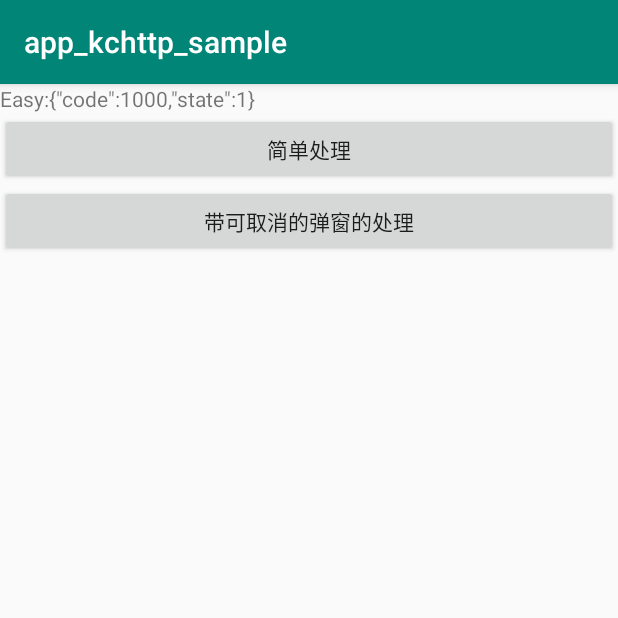
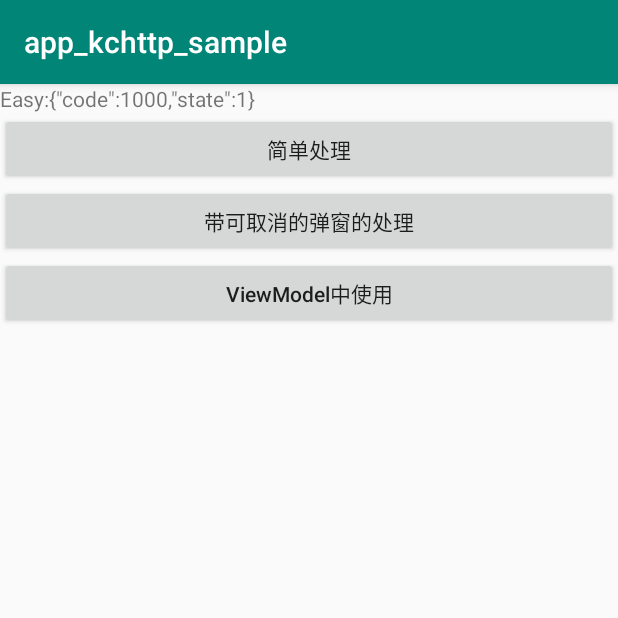
Before and after one commit to akusers/WAndroid, an Android app: the screen it shows after launch (MainActivity), after a tap on "简单处理", on a phone screen of 412 x 824 dp, the top half of it. Run offline under Robolectric (Android 15) with nearby library versions, the phone set to English and light mode, and no system bars; libraries missing offline, so code that uses them is left out: com.blankj.utilcode; 1 statement that could not run was skipped.

Commit message:
load data at viewModel

```diff
--- a/app_kchttp_sample/src/main/AndroidManifest.xml
+++ b/app_kchttp_sample/src/main/AndroidManifest.xml
@@ -17,6 +17,7 @@
                 <category android:name="android.intent.category.LAUNCHER"/>
             </intent-filter>
         </activity>
+        <activity android:name=".ui.vmtest.VmTestActivity" />
     </application>
 
 
--- /dev/null
+++ b/app_kchttp_sample/src/main/java/com/aku/app_kchttp_sample/api/Api.kt
@@ -0,0 +1,19 @@
+package com.aku.app_kchttp_sample.api
+
+import com.aku.aac.kchttp.KcHttp
+import com.aku.aac.kchttp.core.ApiHandler
+import com.aku.aac.kchttp.core.KcHttpConfig
+import com.aku.aac.kchttp.data.BaseResult
+import okhttp3.logging.HttpLoggingInterceptor
+
+val api by lazy {
+    KcHttpConfig.apiHandler = object : ApiHandler {
+        override fun <T> isCodeDisabled(resultApi: BaseResult<T>): Boolean {
+            return resultApi.code != 0 && super.isCodeDisabled(resultApi)
+        }
+    }
+    KcHttpConfig.okHttpClientBuilder.addInterceptor(HttpLoggingInterceptor().apply {
+        level = HttpLoggingInterceptor.Level.BODY
+    })
+    KcHttp.createApi<WanApi>(WanApi.BASE_URL)
+}
--- a/app_kchttp_sample/src/main/java/com/aku/app_kchttp_sample/ui/MainActivity.kt
+++ b/app_kchttp_sample/src/main/java/com/aku/app_kchttp_sample/ui/MainActivity.kt
@@ -12,7 +12,9 @@ import com.aku.aac.kchttp.data.BaseResult
 import com.aku.aac.kchttp.ext.requestEasy
 import com.aku.app_kchttp_sample.R
 import com.aku.app_kchttp_sample.api.WanApi
+import com.aku.app_kchttp_sample.api.api
 import com.aku.app_kchttp_sample.data.Banner
+import com.aku.app_kchttp_sample.ui.vmtest.VmTestActivity
 import com.aku.common.util.toJson
 import com.blankj.utilcode.util.LogUtils
 import kotlinx.android.synthetic.main.main_act.*
@@ -20,21 +22,9 @@ import kotlinx.android.synthetic.main.progress_dialog.*
 import kotlinx.android.synthetic.main.progress_dialog.view.*
 import kotlinx.coroutines.*
 import okhttp3.logging.HttpLoggingInterceptor
+import org.jetbrains.anko.startActivity
 
 class MainActivity : AppCompatActivity() {
-
-    private val api by lazy {
-        KcHttpConfig.apiHandler = object : ApiHandler {
-            override fun <T> isCodeDisabled(resultApi: BaseResult<T>): Boolean {
-                return resultApi.code != 0 && super.isCodeDisabled(resultApi)
-            }
-        }
-        KcHttpConfig.okHttpClientBuilder.addInterceptor(HttpLoggingInterceptor().apply {
-            level = HttpLoggingInterceptor.Level.BODY
-        })
-        KcHttp.createApi<WanApi>(WanApi.BASE_URL)
-    }
-
 
     @SuppressLint("SetTextI18n")
     override fun onCreate(savedInstanceState: Bundle?) {
@@ -92,6 +82,9 @@ class MainActivity : AppCompatActivity() {
                 }
             }
         }
+        btnVmTest.setOnClickListener {
+            startActivity<VmTestActivity>()
+        }
     }
 
     private fun getCancelDialog(): Dialog {
@@ -102,7 +95,7 @@ class MainActivity : AppCompatActivity() {
             .show()
             .apply {
                 val lp = window?.attributes!!
-                lp.width = 480
+                lp.width = 600
                 window!!.attributes = lp
                 view.btnCancel.setOnClickListener {
                     dismiss()
--- a/app_kchttp_sample/src/main/res/layout/main_act.xml
+++ b/app_kchttp_sample/src/main/res/layout/main_act.xml
@@ -22,5 +22,10 @@
             android:layout_width="match_parent"
             android:layout_height="wrap_content"
             android:text="带可取消的弹窗的处理"/>
+    <Button
+            android:id="@+id/btnVmTest"
+            android:layout_width="match_parent"
+            android:layout_height="wrap_content"
+            android:text="ViewModel中使用"/>
 
 </LinearLayout>
```
Also changed, not shown: app_kchttp_sample/src/main/java/com/aku/app_kchttp_sample/ui/vmtest/VmTestActivity.kt (added, +26 -0 lines), app_kchttp_sample/src/main/java/com/aku/app_kchttp_sample/ui/vmtest/VmTestViewModel.kt (added, +34 -0 lines), app_kchttp_sample/src/main/res/layout/vm_test_act.xml (added, +10 -0 lines).
